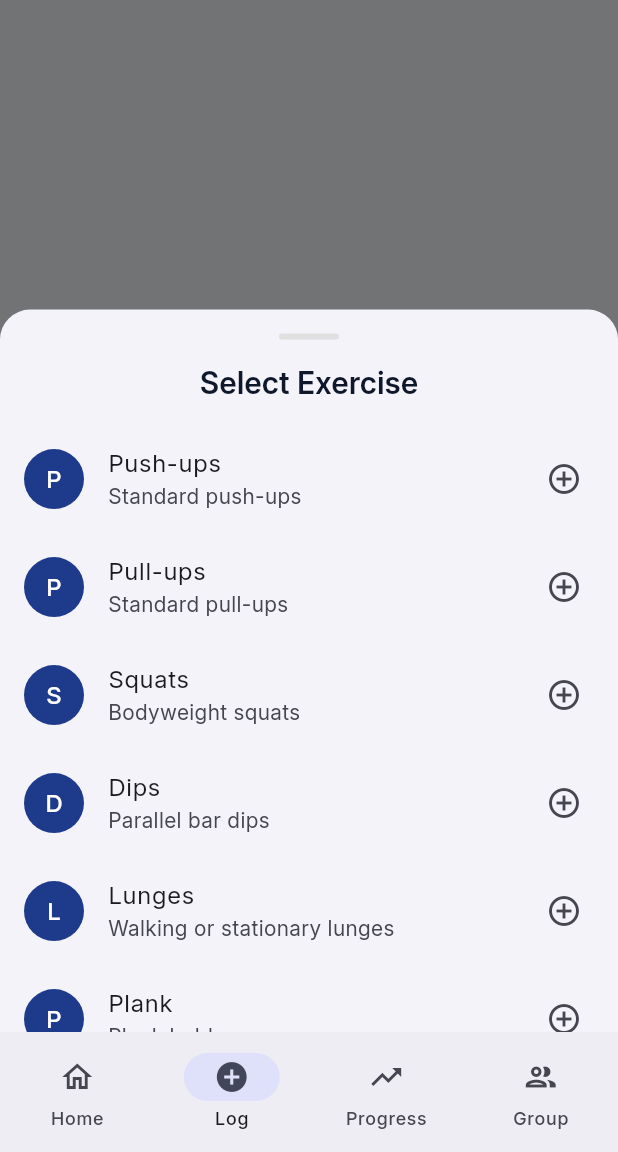
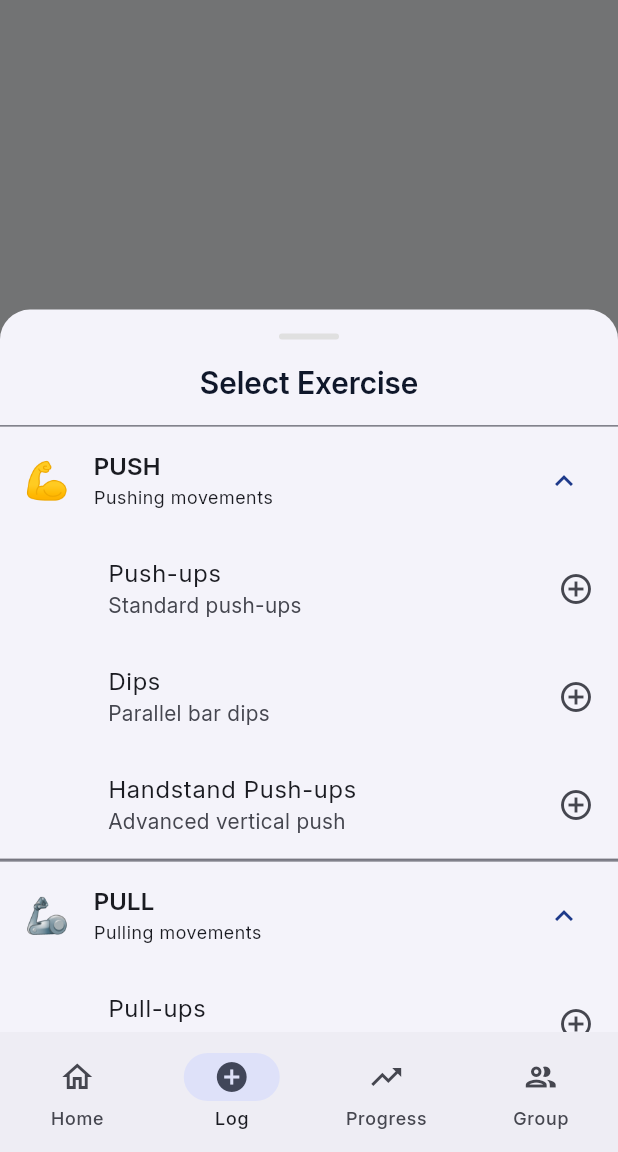
Before and after one commit to RivaldoPardede/winter_arc, a Flutter app: the LogWorkoutScreen screen opened by its route, after a tap on "Add Exercise", on a phone screen of 412 x 824 dp, the part 84-1236 px from its top. Run offline on Flutter 3.47's test engine with Material 3 defaults, Android fonts, the light colour scheme and no system bars; our stand-ins replace cloud_firestore, firebase_auth, firebase_core, go_router, shared_preferences; accounts and stored records are empty.

Commit message:
feat: Enhance exercise categorization with display names, icons, and descriptions; update ExerciseSelector to group exercises by category

```diff
--- a/lib/models/exercise.dart
+++ b/lib/models/exercise.dart
@@ -12,28 +12,78 @@ enum ExerciseType {
   other,
 }
 
+// Exercise categories for better organization
+enum ExerciseCategory {
+  push,   // Push-ups, Dips, Handstand Push-ups
+  pull,   // Pull-ups, Muscle-ups, Rows
+  legs,   // Squats, Lunges, Pistol Squats
+  core,   // Plank, L-sits, Leg Raises
+}
+
+// Extension to add helper methods to ExerciseCategory
+extension ExerciseCategoryExtension on ExerciseCategory {
+  String get displayName {
+    switch (this) {
+      case ExerciseCategory.push:
+        return 'PUSH';
+      case ExerciseCategory.pull:
+        return 'PULL';
+      case ExerciseCategory.legs:
+        return 'LEGS';
+      case ExerciseCategory.core:
+        return 'CORE';
+    }
+  }
+
+  String get icon {
+    switch (this) {
+      case ExerciseCategory.push:
+        return '💪';  // Flexed bicep
+      case ExerciseCategory.pull:
+        return '🦾';  // Mechanical arm
+      case ExerciseCategory.legs:
+        return '🦵';  // Leg
+      case ExerciseCategory.core:
+        return '🔥';  // Fire (core burn!)
+    }
+  }
+
+  String get description {
+    switch (this) {
+      case ExerciseCategory.push:
+        return 'Pushing movements';
+      case ExerciseCategory.pull:
+        return 'Pulling movements';
+      case ExerciseCategory.legs:
+        return 'Lower body';
+      case ExerciseCategory.core:
+        return 'Core & stability';
+    }
+  }
+}
+
 class Exercise {
   final String id;
   final ExerciseType type;
   final String name;
-  final String? customName; // For 'other' type
-  final String? description;
+  final String description;
+  final ExerciseCategory category;
 
-  Exercise({
+  const Exercise({
     required this.id,
     required this.type,
     required this.name,
-    this.customName,
-    this.description,
+    required this.description,
+    required this.category,
   });
 
   Map<String, dynamic> toJson() {
     return {
       'id': id,
-      'type': type.name,
+      'type': type.toString().split('.').last,
       'name': name,
-      'customName': customName,
       'description': description,
+      'category': category.toString().split('.').last,
     };
   }
 
@@ -41,76 +91,88 @@ class Exercise {
     return Exercise(
       id: json['id'] as String,
       type: ExerciseType.values.firstWhere(
-        (e) => e.name == json['type'],
+        (e) => e.toString().split('.').last == json['type'],
         orElse: () => ExerciseType.other,
       ),
       name: json['name'] as String,
-      customName: json['customName'] as String?,
-      description: json['description'] as String?,
+      description: json['description'] as String? ?? '',
+      category: ExerciseCategory.values.firstWhere(
+        (e) => e.toString().split('.').last == (json['category'] as String?),
+        orElse: () => ExerciseCategory.push,
+      ),
     );
   }
 
-  // Predefined exercises
   static List<Exercise> get defaultExercises => [
         Exercise(
           id: 'push_ups',
           type: ExerciseType.pushUps,
           name: 'Push-ups',
           description: 'Standard push-ups',
+          category: ExerciseCategory.push,
         ),
         Exercise(
           id: 'pull_ups',
           type: ExerciseType.pullUps,
           name: 'Pull-ups',
           description: 'Standard pull-ups',
+          category: ExerciseCategory.pull,
         ),
         Exercise(
           id: 'squats',
           type: ExerciseType.squats,
           name: 'Squats',
           description: 'Bodyweight squats',
+          category: ExerciseCategory.legs,
         ),
         Exercise(
           id: 'dips',
           type: ExerciseType.dips,
           name: 'Dips',
           description: 'Parallel bar dips',
+          category: ExerciseCategory.push,
         ),
         Exercise(
           id: 'lunges',
           type: ExerciseType.lunges,
           name: 'Lunges',
-          description: 'Walking or stationary lunges',
+          description: 'Walking or static lunges',
+          category: ExerciseCategory.legs,
         ),
         Exercise(
           id: 'plank',
           type: ExerciseType.plank,
           name: 'Plank',
-          description: 'Plank hold',
+          description: 'Core stability hold',
+          category: ExerciseCategory.core,
         ),
         Exercise(
           id: 'handstand_pushups',
           type: ExerciseType.handstandPushUps,
           name: 'Handstand Push-ups',
-          description: 'Wall-assisted or freestanding',
+          description: 'Advanced vertical push',
+          category: ExerciseCategory.push,
         ),
         Exercise(
           id: 'muscle_ups',
           type: ExerciseType.muscleUps,
           name: 'Muscle-ups',
-          description: 'Bar or ring muscle-ups',
+          description: 'Pull-up to dip transition',
+          category: ExerciseCategory.pull,
         ),
         Exercise(
           id: 'pistol_squats',
           type: ExerciseType.pistolSquats,
           name: 'Pistol Squats',
           description: 'Single-leg squats',
+          category: ExerciseCategory.legs,
         ),
         Exercise(
           id: 'l_sit',
           type: ExerciseType.lSit,
-          name: 'L-Sit',
-          description: 'L-sit hold',
+          name: 'L-sits',
+          description: 'Core and hip flexor strength',
+          category: ExerciseCategory.core,
         ),
       ];
 }
--- a/lib/widgets/exercise_selector.dart
+++ b/lib/widgets/exercise_selector.dart
@@ -12,6 +12,23 @@ class ExerciseSelector extends StatelessWidget {
   @override
   Widget build(BuildContext context) {
     final exercises = Exercise.defaultExercises;
+
+    // Group exercises by category
+    final Map<ExerciseCategory, List<Exercise>> exercisesByCategory = {};
+    for (final exercise in exercises) {
+      if (!exercisesByCategory.containsKey(exercise.category)) {
+        exercisesByCategory[exercise.category] = [];
+      }
+      exercisesByCategory[exercise.category]!.add(exercise);
+    }
+
+    // Order categories: push, pull, legs, core
+    final orderedCategories = [
+      ExerciseCategory.push,
+      ExerciseCategory.pull,
+      ExerciseCategory.legs,
+      ExerciseCategory.core,
+    ];
 
     return DraggableScrollableSheet(
       initialChildSize: 0.7,
@@ -44,24 +61,41 @@ class ExerciseSelector extends StatelessWidget {
             Expanded(
               child: ListView.builder(
                 controller: scrollController,
-                itemCount: exercises.length,
-                itemBuilder: (context, index) {
-                  final exercise = exercises[index];
-                  return ListTile(
-                    leading: CircleAvatar(
-                      backgroundColor: Theme.of(context).colorScheme.primary,
-                      child: Text(
-                        exercise.name[0],
-                        style: const TextStyle(color: Colors.white),
+                itemCount: orderedCategories.length,
+                itemBuilder: (context, categoryIndex) {
+                  final category = orderedCategories[categoryIndex];
+                  final categoryExercises = exercisesByCategory[category] ?? [];
+
+                  if (categoryExercises.isEmpty) return const SizedBox.shrink();
+
+                  return ExpansionTile(
+                    initiallyExpanded: true,
+                    leading: Text(
+                      category.icon,
+                      style: const TextStyle(fontSize: 24),
+                    ),
+                    title: Text(
+                      category.displayName,
+                      style: Theme.of(context).textTheme.titleMedium?.copyWith(
+                        fontWeight: FontWeight.w600,
                       ),
                     ),
+                    subtitle: Text(
+                      category.description,
+                      style: Theme.of(context).textTheme.bodySmall,
+                    ),
+                    children: categoryExercises.map((exercise) {
+                      return ListTile(
+                        contentPadding: const EdgeInsets.only(left: 72, right: 16),
                         title: Text(exercise.name),
-                    subtitle: Text(exercise.description ?? ''),
+                        subtitle: Text(exercise.description),
                         trailing: const Icon(Icons.add_circle_outline),
                         onTap: () {
                           onExerciseSelected(exercise);
                           Navigator.pop(context);
                         },
+                      );
+                    }).toList(),
                   );
                 },
               ),
```
Lines whose indentation alone changed are shown as unchanged.
